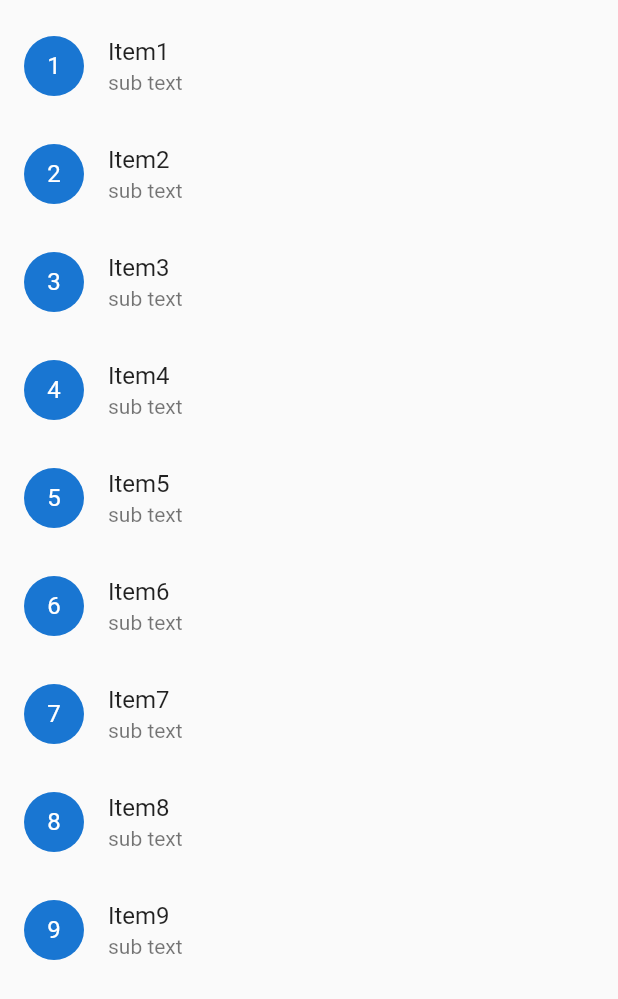
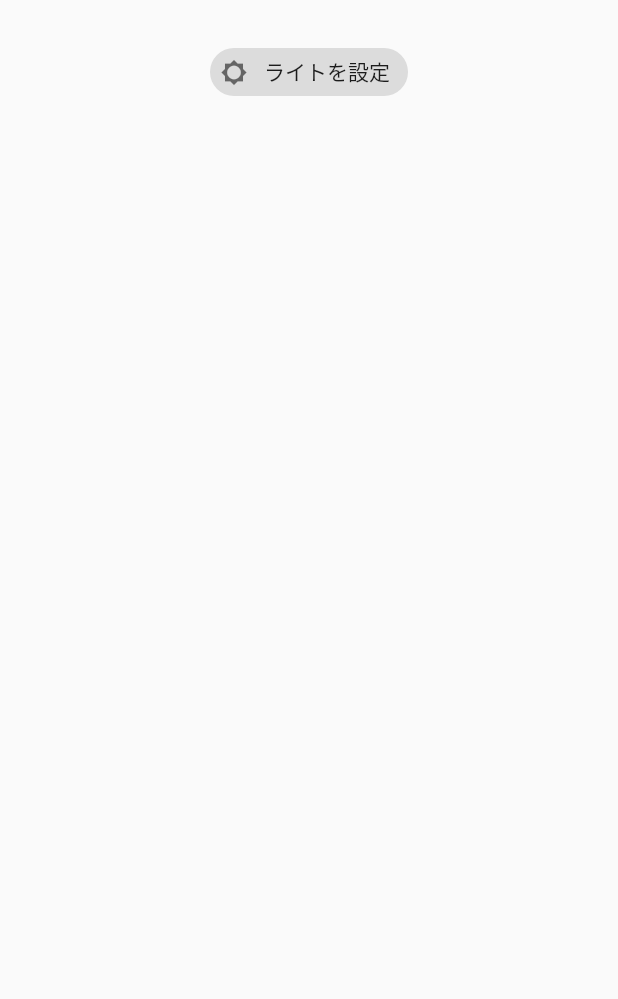
Before and after one commit to fuwamaki/function-confirm-flutter, a Flutter app: the BottomTabCPage screen opened directly, on a phone screen of 412 x 824 dp. Shown: the top 999 px of the screen. Run offline on Flutter 3.47's test engine with Material 2 defaults, Android fonts, the phone set to English and light mode, and no system bars; our stand-ins replace fluttertoast; generated files the repository leaves out were written again.

Commit message:
add chip on bottom_tab_c_page

```diff
--- a/lib/screen/bottom_tab/bottom_tab_c_page.dart
+++ b/lib/screen/bottom_tab/bottom_tab_c_page.dart
@@ -1,31 +1,27 @@
 import 'package:flutter/material.dart';
-import 'package:flutter_gen/gen_l10n/app_localizations.dart';
-import 'package:fluttertoast/fluttertoast.dart';
 
 class BottomTabCPage extends StatelessWidget {
   @override
   Widget build(BuildContext context) {
-    final localizations = AppLocalizations.of(context)!;
     return Scaffold(
       body: Scrollbar(
-        child: ListView(
-          restorationId: 'list_demo_list_view',
-          padding: const EdgeInsets.symmetric(vertical: 8),
-          children: [
-            for (int index = 1; index < 10; index++)
-              ListTile(
-                leading: ExcludeSemantics(
-                  child: CircleAvatar(child: Text('$index')),
+          child: Container(
+        margin: EdgeInsets.only(top: 24.0),
+        child: Center(
+          child: Column(
+            children: [
+              ActionChip(
+                onPressed: () {},
+                avatar: const Icon(
+                  Icons.brightness_5,
+                  color: Colors.black54,
                 ),
-                title: Text(localizations.testListItemTitle(index)),
-                subtitle: Text(localizations.testListSubText),
-                onTap: () {
-                  Fluttertoast.showToast(msg: "tap $index");
-                },
+                label: Text("ライトを設定"),
               ),
-          ],
+            ],
+          ),
         ),
-      ),
+      )),
     );
   }
 }
```
